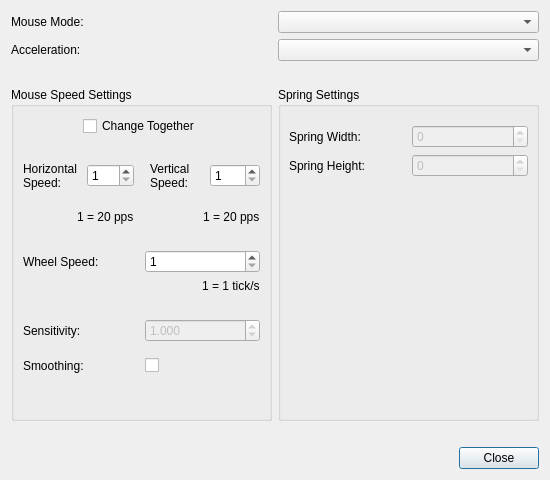
AntiMicroX/antimicrox, file src/mousesettingsdialog.ui: the form before one commit.
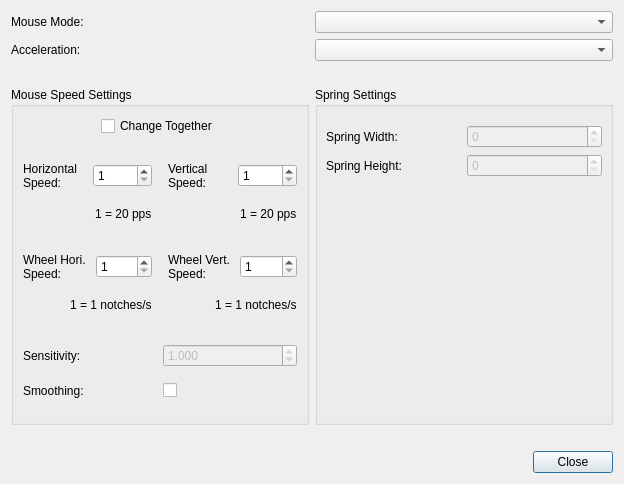
The form after the commit.

Commit message: Made changes to allow horizontal wheel scrolling.

Patch:
```diff
--- a/src/mousesettingsdialog.ui
+++ b/src/mousesettingsdialog.ui
@@ -9,8 +9,8 @@
    <rect>
     <x>0</x>
     <y>0</y>
-    <width>550</width>
-    <height>480</height>
+    <width>624</width>
+    <height>484</height>
    </rect>
   </property>
   <property name="windowTitle">
@@ -138,6 +138,9 @@
         <string>Mouse Speed Settings</string>
        </property>
        <layout class="QVBoxLayout" name="verticalLayout_8">
+        <property name="bottomMargin">
+         <number>4</number>
+        </property>
         <item alignment="Qt::AlignHCenter">
          <widget class="QCheckBox" name="changeMouseSpeedsTogetherCheckBox">
           <property name="enabled">
@@ -153,8 +156,6 @@
          </widget>
         </item>
         <item>
-         <layout class="QVBoxLayout" name="verticalLayout_6">
-          <item>
            <layout class="QHBoxLayout" name="horizontalLayout_10">
             <property name="spacing">
              <number>16</number>
@@ -165,7 +166,7 @@
             <item>
              <layout class="QVBoxLayout" name="verticalLayout_2">
               <property name="spacing">
-               <number>20</number>
+             <number>10</number>
               </property>
               <item>
                <layout class="QHBoxLayout" name="horizontalLayout_4">
@@ -213,7 +214,7 @@
             <item>
              <layout class="QVBoxLayout" name="verticalLayout_4">
               <property name="spacing">
-               <number>20</number>
+             <number>10</number>
               </property>
               <item>
                <layout class="QHBoxLayout" name="horizontalLayout_9">
@@ -261,16 +262,25 @@
            </layout>
           </item>
           <item>
+         <layout class="QHBoxLayout" name="horizontalLayout_14">
+          <property name="spacing">
+           <number>16</number>
+          </property>
+          <property name="topMargin">
+           <number>20</number>
+          </property>
+          <item>
            <layout class="QVBoxLayout" name="verticalLayout">
-            <property name="topMargin">
-             <number>20</number>
+            <property name="spacing">
+             <number>10</number>
             </property>
             <item>
              <layout class="QHBoxLayout" name="horizontalLayout_7">
               <item>
                <widget class="QLabel" name="wheelSpeedLabel">
                 <property name="text">
-                 <string>Wheel Speed:</string>
+                 <string>Wheel Hori.
+Speed:</string>
                 </property>
                 <property name="buddy">
                  <cstring>wheelSpeedSpinBox</cstring>
@@ -305,7 +315,47 @@
             <item alignment="Qt::AlignRight">
              <widget class="QLabel" name="wheelSpeedUnitsLabel">
               <property name="text">
-               <string>1 = 1 tick/s</string>
+               <string>1 = 1 notches/s</string>
+              </property>
+             </widget>
+            </item>
+           </layout>
+          </item>
+          <item>
+           <layout class="QVBoxLayout" name="verticalLayout_6">
+            <property name="spacing">
+             <number>10</number>
+            </property>
+            <item>
+             <layout class="QHBoxLayout" name="horizontalLayout_13">
+              <item>
+               <widget class="QLabel" name="wheelVertSpeedLabel">
+                <property name="text">
+                 <string>Wheel Vert.
+Speed:</string>
+                </property>
+               </widget>
+              </item>
+              <item>
+               <widget class="QSpinBox" name="wheelVertSpeedSpinBox">
+                <property name="toolTip">
+                 <string>Set the speed used for vertical mouse wheel movement
+according to number of simulated ticks per second.</string>
+                </property>
+                <property name="minimum">
+                 <number>1</number>
+                </property>
+                <property name="maximum">
+                 <number>100</number>
+                </property>
+               </widget>
+              </item>
+             </layout>
+            </item>
+            <item alignment="Qt::AlignRight">
+             <widget class="QLabel" name="wheelVertSpeedUnitsLabel">
+              <property name="text">
+               <string>1 = 1 notches/s</string>
               </property>
              </widget>
             </item>
@@ -388,10 +438,13 @@
           <property name="orientation">
            <enum>Qt::Vertical</enum>
           </property>
+          <property name="sizeType">
+           <enum>QSizePolicy::Fixed</enum>
+          </property>
           <property name="sizeHint" stdset="0">
            <size>
             <width>20</width>
-            <height>40</height>
+            <height>20</height>
            </size>
           </property>
          </spacer>
```
Left out of the diff: 14 changed lines with no effect on the pictures. Lines whose indentation alone changed are shown as unchanged. The commit also changes 20 other files.
